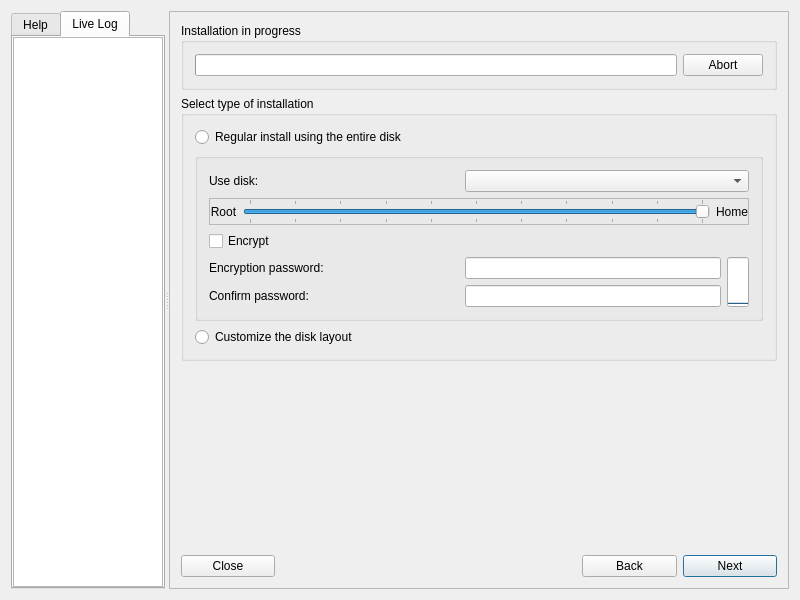
The window that meinstall.ui (gazelle-installer/gazelle-installer) describes before a commit, drawn with Qt 5.
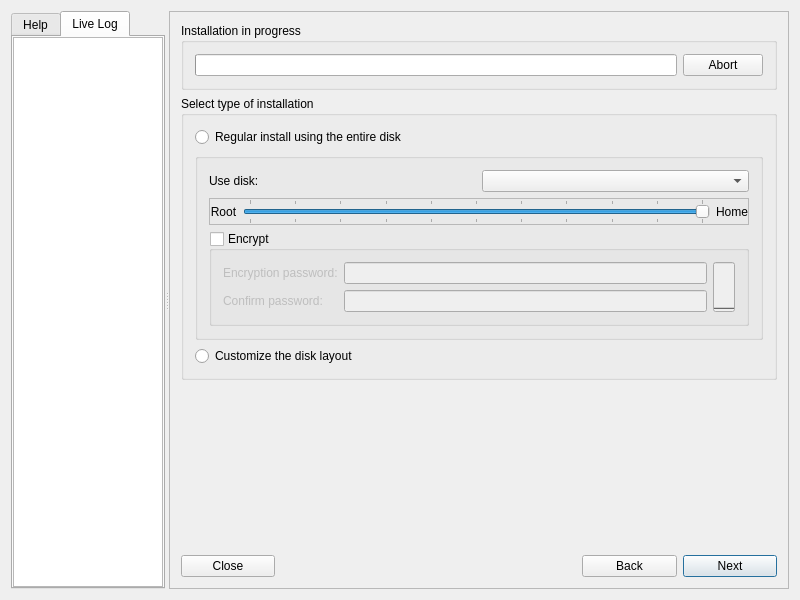
The same window after the commit. The open tabs and pages were chosen to show the change. Icons and pictures are not drawn. Custom widgets are drawn as their Qt base class.

Commit message: Replaced some check boxes with checkable group boxes. Improved encryption and user account validation feedback. Some code quality improvements.

```diff
--- a/meinstall.ui
+++ b/meinstall.ui
@@ -134,7 +134,7 @@
       <property name="frameShadow">
        <enum>QFrame::Raised</enum>
       </property>
-      <layout class="QGridLayout" name="_2">
+      <layout class="QGridLayout">
        <item row="4" column="0">
         <widget class="QPushButton" name="pushClose">
          <property name="text">
@@ -337,7 +337,7 @@
           </layout>
          </widget>
          <widget class="QWidget" name="pageDisk">
-          <layout class="QGridLayout" name="_4">
+          <layout class="QGridLayout">
            <property name="leftMargin">
             <number>0</number>
            </property>
@@ -350,6 +350,19 @@
            <property name="bottomMargin">
             <number>0</number>
            </property>
+           <item row="2" column="0" colspan="2">
+            <spacer name="verticalSpacer_3">
+             <property name="orientation">
+              <enum>Qt::Vertical</enum>
+             </property>
+             <property name="sizeHint" stdset="0">
+              <size>
+               <width>0</width>
+               <height>0</height>
+              </size>
+             </property>
+            </spacer>
+           </item>
            <item row="0" column="0" colspan="2">
             <widget class="QGroupBox" name="boxInstallationType">
              <property name="sizePolicy">
@@ -375,36 +388,16 @@
                 </property>
                </widget>
               </item>
-              <item row="3" column="0" colspan="2">
-               <widget class="QRadioButton" name="radioCustomPart">
-                <property name="sizePolicy">
-                 <sizepolicy hsizetype="MinimumExpanding" vsizetype="Minimum">
-                  <horstretch>0</horstretch>
-                  <verstretch>0</verstretch>
-                 </sizepolicy>
-                </property>
-                <property name="text">
-                 <string>Customize the disk layout</string>
-                </property>
-               </widget>
-              </item>
               <item row="1" column="0" colspan="2">
                <widget class="QGroupBox" name="boxAutoPart">
                 <layout class="QGridLayout">
-                 <item row="4" column="0" colspan="2">
-                  <widget class="QLabel" name="labelCryptoPass2">
-                   <property name="enabled">
-                    <bool>true</bool>
-                   </property>
-                   <property name="text">
-                    <string>Confirm password:</string>
-                   </property>
-                  </widget>
-                 </item>
-                 <item row="3" column="0" colspan="2">
-                  <widget class="QLabel" name="labelCryptoPass">
-                   <property name="text">
-                    <string>Encryption password:</string>
+                 <item row="0" column="2" colspan="2">
+                  <widget class="QComboBox" name="comboDisk">
+                   <property name="sizePolicy">
+                    <sizepolicy hsizetype="MinimumExpanding" vsizetype="Fixed">
+                     <horstretch>0</horstretch>
+                     <verstretch>0</verstretch>
+                    </sizepolicy>
                    </property>
                   </widget>
                  </item>
@@ -427,7 +420,26 @@
                    </property>
                   </widget>
                  </item>
-                 <item row="3" column="2" colspan="2">
+                 <item row="2" column="0" colspan="4">
+                  <widget class="QGroupBox" name="boxEncryptAuto">
+                   <property name="title">
+                    <string>Encrypt</string>
+                   </property>
+                   <property name="checkable">
+                    <bool>true</bool>
+                   </property>
+                   <property name="checked">
+                    <bool>false</bool>
+                   </property>
+                   <layout class="QGridLayout">
+                    <item row="0" column="0">
+                     <widget class="QLabel" name="labelCryptoPass">
+                      <property name="text">
+                       <string>Encryption password:</string>
+                      </property>
+                     </widget>
+                    </item>
+                    <item row="0" column="1">
                   <widget class="MPassEdit" name="textCryptoPass">
                    <property name="maxLength">
                     <number>512</number>
@@ -437,30 +449,7 @@
                    </property>
                   </widget>
                  </item>
-                 <item row="2" column="0" colspan="2">
-                  <widget class="QCheckBox" name="checkEncryptAuto">
-                   <property name="sizePolicy">
-                    <sizepolicy hsizetype="Preferred" vsizetype="Fixed">
-                     <horstretch>0</horstretch>
-                     <verstretch>0</verstretch>
-                    </sizepolicy>
-                   </property>
-                   <property name="text">
-                    <string>Encrypt</string>
-                   </property>
-                  </widget>
-                 </item>
-                 <item row="0" column="2" colspan="3">
-                  <widget class="QComboBox" name="comboDisk">
-                   <property name="sizePolicy">
-                    <sizepolicy hsizetype="MinimumExpanding" vsizetype="Fixed">
-                     <horstretch>0</horstretch>
-                     <verstretch>0</verstretch>
-                    </sizepolicy>
-                   </property>
-                  </widget>
-                 </item>
-                 <item row="3" column="4" rowspan="2">
+                    <item row="0" column="2" rowspan="2">
                   <widget class="QProgressBar" name="progCryptoPassMeter">
                    <property name="sizePolicy">
                     <sizepolicy hsizetype="Fixed" vsizetype="Ignored">
@@ -473,7 +462,27 @@
                    </property>
                   </widget>
                  </item>
-                 <item row="1" column="0" colspan="5">
+                    <item row="1" column="0">
+                     <widget class="QLabel" name="labelCryptoPass2">
+                      <property name="text">
+                       <string>Confirm password:</string>
+                      </property>
+                     </widget>
+                    </item>
+                    <item row="1" column="1">
+                     <widget class="MPassEdit" name="textCryptoPass2">
+                      <property name="maxLength">
+                       <number>512</number>
+                      </property>
+                      <property name="echoMode">
+                       <enum>QLineEdit::Password</enum>
+                      </property>
+                     </widget>
+                    </item>
+                   </layout>
+                  </widget>
+                 </item>
+                 <item row="1" column="0" colspan="4">
                   <widget class="QFrame" name="boxSliderPart">
                    <property name="frameShape">
                     <enum>QFrame::StyledPanel</enum>
@@ -548,34 +557,24 @@
                    </layout>
                   </widget>
                  </item>
-                 <item row="4" column="2" colspan="2">
-                  <widget class="MPassEdit" name="textCryptoPass2">
-                   <property name="maxLength">
-                    <number>512</number>
-                   </property>
-                   <property name="echoMode">
-                    <enum>QLineEdit::Password</enum>
+                </layout>
+               </widget>
+              </item>
+              <item row="2" column="0">
+               <widget class="QRadioButton" name="radioCustomPart">
+                <property name="sizePolicy">
+                 <sizepolicy hsizetype="MinimumExpanding" vsizetype="Minimum">
+                  <horstretch>0</horstretch>
+                  <verstretch>0</verstretch>
+                 </sizepolicy>
+                </property>
+                <property name="text">
+                 <string>Customize the disk layout</string>
                    </property>
                   </widget>
                  </item>
                 </layout>
                </widget>
-              </item>
-             </layout>
-            </widget>
-           </item>
-           <item row="1" column="0" colspan="2">
-            <spacer name="verticalSpacer_3">
-             <property name="orientation">
-              <enum>Qt::Vertical</enum>
-             </property>
-             <property name="sizeHint" stdset="0">
-              <size>
-               <width>0</width>
-               <height>0</height>
-              </size>
-             </property>
-            </spacer>
            </item>
           </layout>
          </widget>
```
Left out of the diff: 238 changed lines with no effect on the pictures. Lines whose indentation alone changed are shown as unchanged. The commit also changes 3 other files.
